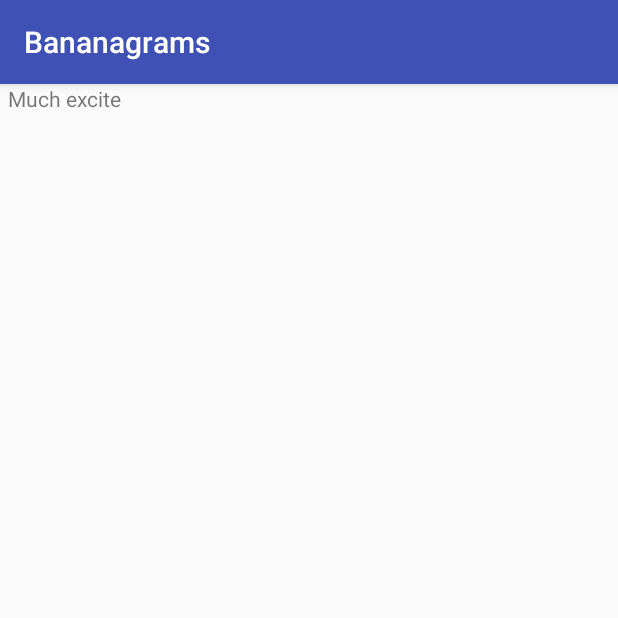
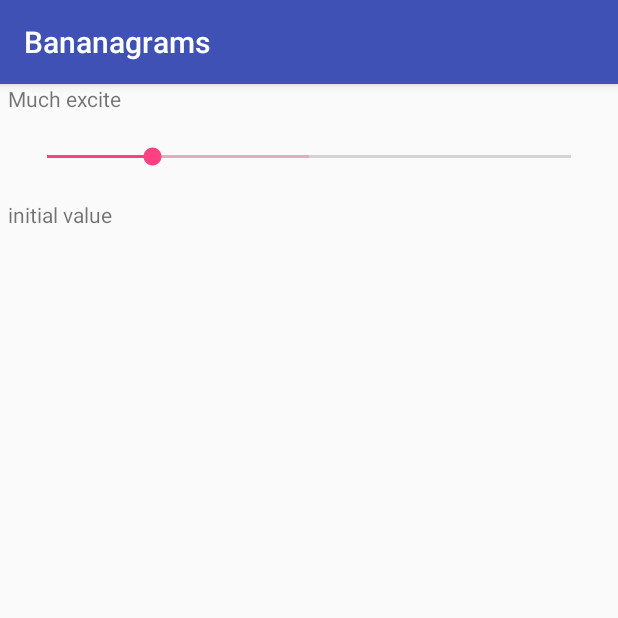
Before and after one commit to aamirhatim/advanced_mechatronics, an Android app: the screen it shows after launch (MainActivity), on a phone screen of 412 x 824 dp, the top half of it. Run offline under Robolectric (Android 15) with nearby library versions, the phone set to English and light mode, and no system bars.

Commit message:
Add seek bar and more text

```diff
--- a/hw12/app/src/main/res/layout/activity_main.xml
+++ b/hw12/app/src/main/res/layout/activity_main.xml
@@ -22,6 +22,24 @@
             app:layout_constraintRight_toRightOf="parent"
             app:layout_constraintTop_toTopOf="parent" />
 
+        <SeekBar
+            android:id="@+id/seek1"
+            android:layout_width="fill_parent"
+            android:layout_height="wrap_content"
+            android:layout_margin="10dp"
+            android:progress="20"
+            android:secondaryProgress="50"
+            android:paddingTop="10dp"
+            android:paddingBottom="10dp"
+            />
+
+        <TextView
+            android:id="@+id/textView01"
+            android:text="initial value "
+            android:layout_width="wrap_content"
+            android:layout_height="wrap_content"
+            />
+
     </LinearLayout>
 
 
```
